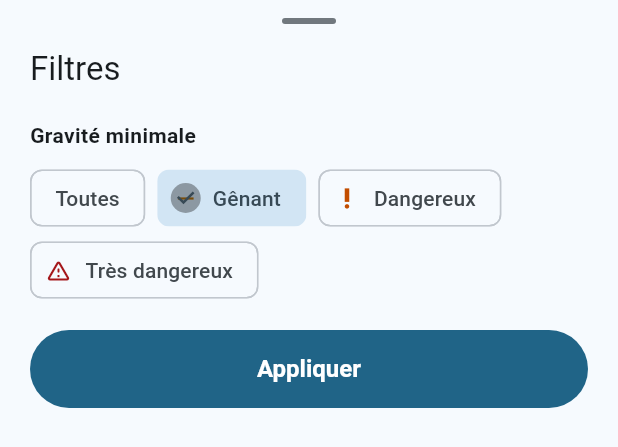
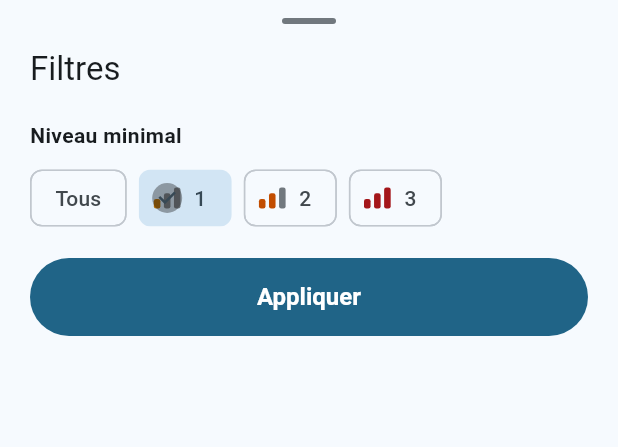
Before and after one commit to safecity-mov/safecity, a Flutter app: the MapFiltersSheet widget shown alone on an empty page, opened directly with empty values, on a phone screen of 412 x 824 dp. Shown: the top 447 px of the screen. Run offline on Flutter 3.47's test engine with Material 3 defaults, Android fonts, the phone set to English and light mode, and no system bars; our stand-ins replace drift, flutter_secure_storage; missing offline and left inert: maplibre_gl; accounts and stored records are empty; generated files the repository leaves out were written again; network calls fail.

Commit message:
Le niveau remplace la gravité : un indicateur à trois crans, 1, 2, 3
Les mots « gênant », « dangereux », « très dangereux » ne voulaient pas dire
la même chose pour tout le monde. L'app affiche désormais un chiffre et une
jauge à trois barres, lus « Niveau n sur 3 » par les lecteurs d'écran ; la
couleur et le diamètre du marqueur restent. Rien ne change pour le serveur,
qui recevait déjà un entier de 1 à 3. La console, la spec et la politique
suivent le vocabulaire.

```diff
--- a/app/lib/src/data/models/severity.dart
+++ b/app/lib/src/data/models/severity.dart
@@ -1,27 +1,32 @@
 import 'package:flutter/material.dart';
 
-import '../../ui/labels.dart';
+/// Niveau d'un danger, sur trois crans (§4.1 F2, amendé).
+///
+/// Le niveau est un simple indicateur, 1, 2 ou 3, sans libellé : les mots
+/// (« gênant », « dangereux »…) ne voulaient pas dire la même chose pour tout
+/// le monde. La couleur ne porte jamais l'information seule : chaque cran a
+/// aussi un chiffre, une jauge (`SeverityIndicator`) et une taille de marqueur
+/// distincts (§9, accessibilité).
+enum Severity {
+  annoying(1, Color(0xFFB26A00)),
+  dangerous(2, Color(0xFFC24D00)),
+  veryDangerous(3, Color(0xFFA4161A));
 
-/// Gravité sur trois niveaux (§4.1 F2).
-///
-/// La couleur ne porte jamais l'information seule : chaque niveau a aussi un
-/// libellé, une taille de marqueur et une icône distincts (§9, accessibilité).
-enum Severity {
-  annoying(1, SeverityLabels.annoying, Color(0xFFB26A00), Icons.remove),
-  dangerous(2, SeverityLabels.dangerous, Color(0xFFC24D00), Icons.priority_high),
-  veryDangerous(3, SeverityLabels.veryDangerous, Color(0xFFA4161A), Icons.warning_amber_rounded);
+  const Severity(this.value, this.color);
 
-  const Severity(this.value, this.label, this.color, this.icon);
+  /// Le nombre de crans : ce que le serveur accepte (`CHECK (severity BETWEEN 1 AND 3)`).
+  static const max = 3;
 
   final int value;
-  final String label;
   final Color color;
-  final IconData icon;
+
+  /// Le chiffre, tel qu'il s'affiche.
+  String get label => '$value';
 
   static Severity fromValue(int value) =>
       Severity.values.firstWhere((s) => s.value == value, orElse: () => Severity.dangerous);
 
-  /// Rayon du marqueur : la gravité reste lisible sans la couleur.
+  /// Rayon du marqueur : le niveau reste lisible sans la couleur.
   double get markerRadius => switch (this) {
         Severity.annoying => 9,
         Severity.dangerous => 12,
--- a/app/lib/src/ui/hazard_detail_sheet.dart
+++ b/app/lib/src/ui/hazard_detail_sheet.dart
@@ -3,6 +3,7 @@ import 'package:flutter/material.dart';
 import '../data/models/hazard.dart';
 import '../data/models/hazard_type.dart';
 import 'labels.dart';
+import 'widgets/severity_indicator.dart';
 import 'theme.dart';
 import 'widgets/weight_balance.dart';
 
@@ -73,9 +74,7 @@ class HazardDetailSheet extends StatelessWidget {
                       const SizedBox(height: 2),
                       Row(
                         children: [
-                          Icon(hazard.severity.icon, size: 15, color: hazard.severity.color),
-                          const SizedBox(width: 4),
-                          Text(hazard.severity.label, style: theme.textTheme.bodyMedium),
+                          SeverityIndicator(hazard.severity, height: 14, withLabel: true),
                           // « Signalé à distance » tenait une bande entière pour
                           // une nuance qui n'engage aucun geste. L'icône suffit
                           // à la signaler ; la phrase vient au doigt, pour qui
--- a/app/lib/src/ui/labels.dart
+++ b/app/lib/src/ui/labels.dart
@@ -18,6 +18,8 @@
 /// 3. **aucune mise en forme ici** : pas de widget, pas de style, pas de
 ///    condition d'affichage. Ce fichier ne dit que ce qui est écrit.
 library;
+
+import '../data/models/severity.dart';
 
 /// Le nom de l'application, tel qu'il s'écrit partout dans l'app.
 ///
@@ -72,7 +74,7 @@ abstract final class StartupLabels {
 abstract final class ReportLabels {
   static const title = 'Signaler un danger';
   static const typeSection = 'Type';
-  static const severitySection = 'Gravité';
+  static const severitySection = 'Niveau';
   static const descriptionLabel = 'Précision (facultatif)';
 
   /// Prévient que le champ est public (§11.2).
@@ -80,8 +82,8 @@ abstract final class ReportLabels {
 
   static const send = 'Envoyer';
 
-  /// Lu par les lecteurs d'écran sur chaque case de gravité.
-  static String severityOption(String severity) => 'Gravité : $severity';
+  /// Lu par les lecteurs d'écran sur chaque case de niveau.
+  static String severityOption(int level) => SeverityLabels.levelOutOf(level);
 }
 
 /// Feuille de détail d'un danger (§4.1 F5).
@@ -143,23 +145,24 @@ abstract final class DetailLabels {
   static const close = 'Fermer';
 }
 
-/// Les trois niveaux de gravité (§4.1). Portés par l'énumération `Severity`,
-/// qui les lit ici : la couleur et l'icône sont à elle, le mot est à ce fichier.
+/// Le niveau d'un danger (§4.1, amendé) : un chiffre de 1 à 3, sans libellé.
+/// L'énumération `Severity` garde la couleur et la taille ; les mots sont ici.
 abstract final class SeverityLabels {
-  static const annoying = 'Gênant';
-  static const dangerous = 'Dangereux';
-  static const veryDangerous = 'Très dangereux';
+  static String level(int level) => 'Niveau $level';
+
+  /// Pour les lecteurs d'écran, qui ne voient pas la jauge.
+  static String levelOutOf(int level) => 'Niveau $level sur ${Severity.max}';
 }
 
 /// Filtres de la carte (§4.1 F2).
 abstract final class FiltersLabels {
   static const title = 'Filtres';
   static const typesSection = 'Types de danger';
-  static const severitySection = 'Gravité minimale';
+  static const severitySection = 'Niveau minimal';
   static const apply = 'Appliquer';
 
-  /// Le cran « aucune gravité minimale ».
-  static const allSeverities = 'Toutes';
+  /// Le cran « aucun niveau minimal ».
+  static const allSeverities = 'Tous';
 }
 
 /// Cartes hors-ligne (§10).
--- a/app/lib/src/ui/map_screen.dart
+++ b/app/lib/src/ui/map_screen.dart
@@ -293,7 +293,7 @@ class _MapScreenState extends State<MapScreen> with WidgetsBindingObserver {
   // --- Carte ---------------------------------------------------------------
 
   /// Les marqueurs sont dessinés ici, pas livrés en assets : un fichier PNG par
-  /// type et par gravité serait à regénérer à chaque ajout de type. Rappelé
+  /// type et par niveau serait à regénérer à chaque ajout de type. Rappelé
   /// quand le catalogue change : `addImage` remplace une image du même nom.
   Future<void> _registerIcons(MapLibreMapController controller) async {
     final ratio = MediaQuery.devicePixelRatioOf(context);
@@ -568,7 +568,7 @@ class _MapScreenState extends State<MapScreen> with WidgetsBindingObserver {
   /// d'obliger à viser le bouton puis à recadrer.
   ///
   /// Aucun risque de signalement involontaire : ce geste ouvre le mode placement,
-  /// il ne crée rien. Il reste la feuille de gravité et « Envoyer » derrière.
+  /// il ne crée rien. Il reste la feuille de niveau et « Envoyer » derrière.
   /// Le plugin n'appelle pas ce callback quand le tap touche un marqueur, donc
   /// ouvrir un détail et poser un pin ne se marchent pas dessus.
   Future<void> _onMapClick(Point<double> point, LatLng coordinates) async {
--- a/app/lib/src/ui/marker_icons.dart
+++ b/app/lib/src/ui/marker_icons.dart
@@ -11,7 +11,7 @@ import '../data/models/severity.dart';
 ///
 /// Un marqueur porte **deux** informations redondantes avec la couleur, parce que
 /// la couleur seule ne suffit pas (§9) : l'icône donne le type, le diamètre donne
-/// la gravité. Un danger contesté est en outre creux plutôt que plein.
+/// le niveau. Un danger contesté est en outre creux plutôt que plein.
 class MarkerIcons {
   const MarkerIcons._();
 
@@ -24,7 +24,7 @@ class MarkerIcons {
   }) =>
       '$typeCode-${severity.value}-${disputed ? 'disputed' : 'active'}';
 
-  /// Toutes les combinaisons utiles : un type activé, trois gravités, deux états.
+  /// Toutes les combinaisons utiles : un type activé, trois niveaux, deux états.
   static Future<Map<String, Uint8List>> buildAll(
     List<HazardType> types, {
     double devicePixelRatio = 3,
--- a/app/lib/src/ui/widgets/map_filters.dart
+++ b/app/lib/src/ui/widgets/map_filters.dart
@@ -2,6 +2,7 @@ import 'package:flutter/material.dart';
 
 import '../../data/models/hazard_type.dart';
 import '../../data/models/severity.dart';
+import 'severity_indicator.dart';
 import '../labels.dart';
 
 /// L'état des filtres de la carte (§4.1 F1).
@@ -110,8 +111,9 @@ class _MapFiltersSheetState extends State<MapFiltersSheet> {
                 ),
                 for (final severity in Severity.values)
                   ChoiceChip(
-                    avatar: Icon(severity.icon, size: 18, color: severity.color),
+                    avatar: SeverityIndicator(severity, height: 14),
                     label: Text(severity.label),
+                    tooltip: SeverityLabels.levelOutOf(severity.value),
                     selected: _filters.minSeverity == severity,
                     onSelected: (_) =>
                         setState(() => _filters = _filters.copyWith(minSeverity: severity)),
--- /dev/null
+++ b/app/lib/src/ui/widgets/severity_indicator.dart
@@ -0,0 +1,62 @@
+import 'package:flutter/material.dart';
+
+import '../../data/models/severity.dart';
+import '../labels.dart';
+
+/// Le niveau d'un danger, en trois crans, à la manière d'une jauge de signal :
+/// autant de barres pleines que le niveau, dans sa couleur, les autres grisées.
+///
+/// C'est le nombre de barres qui porte l'information ; la couleur ne fait que
+/// l'appuyer (§9, accessibilité). Le lecteur d'écran lit « Niveau 2 sur 3 ».
+class SeverityIndicator extends StatelessWidget {
+  const SeverityIndicator(
+    this.severity, {
+    super.key,
+    this.height = 16,
+    this.withLabel = false,
+  });
+
+  final Severity severity;
+
+  /// Hauteur de la barre la plus haute ; les deux autres en découlent.
+  final double height;
+
+  /// Ajoute « Niveau n » à droite des barres.
+  final bool withLabel;
+
+  @override
+  Widget build(BuildContext context) {
+    final theme = Theme.of(context);
+    final bars = Row(
+      mainAxisSize: MainAxisSize.min,
+      crossAxisAlignment: CrossAxisAlignment.end,
+      children: [
+        for (var cran = 1; cran <= Severity.max; cran++) ...[
+          if (cran > 1) SizedBox(width: height / 6),
+          Container(
+            width: height / 3.2,
+            height: height * (0.45 + 0.275 * (cran - 1)),
+            decoration: BoxDecoration(
+              color: cran <= severity.value ? severity.color : theme.dividerColor,
+              borderRadius: BorderRadius.circular(1.5),
+            ),
+          ),
+        ],
+      ],
+    );
+    return Semantics(
+      label: SeverityLabels.levelOutOf(severity.value),
+      excludeSemantics: true,
+      child: withLabel
+          ? Row(
+              mainAxisSize: MainAxisSize.min,
+              children: [
+                bars,
+                const SizedBox(width: 6),
+                Text(SeverityLabels.level(severity.value), style: theme.textTheme.bodyMedium),
+              ],
+            )
+          : bars,
+    );
+  }
+}
```
Also changed, not shown: app/lib/src/ui/report_sheet.dart (+8 -5 lines), 10 other files.
